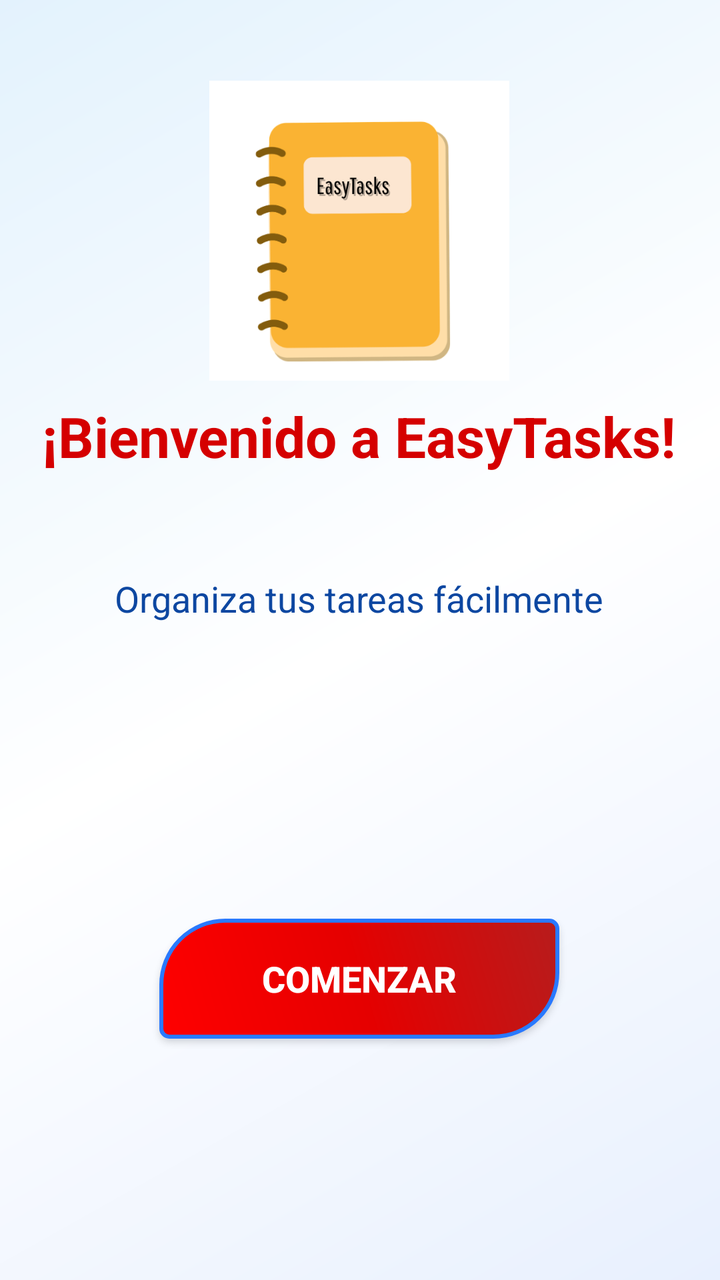
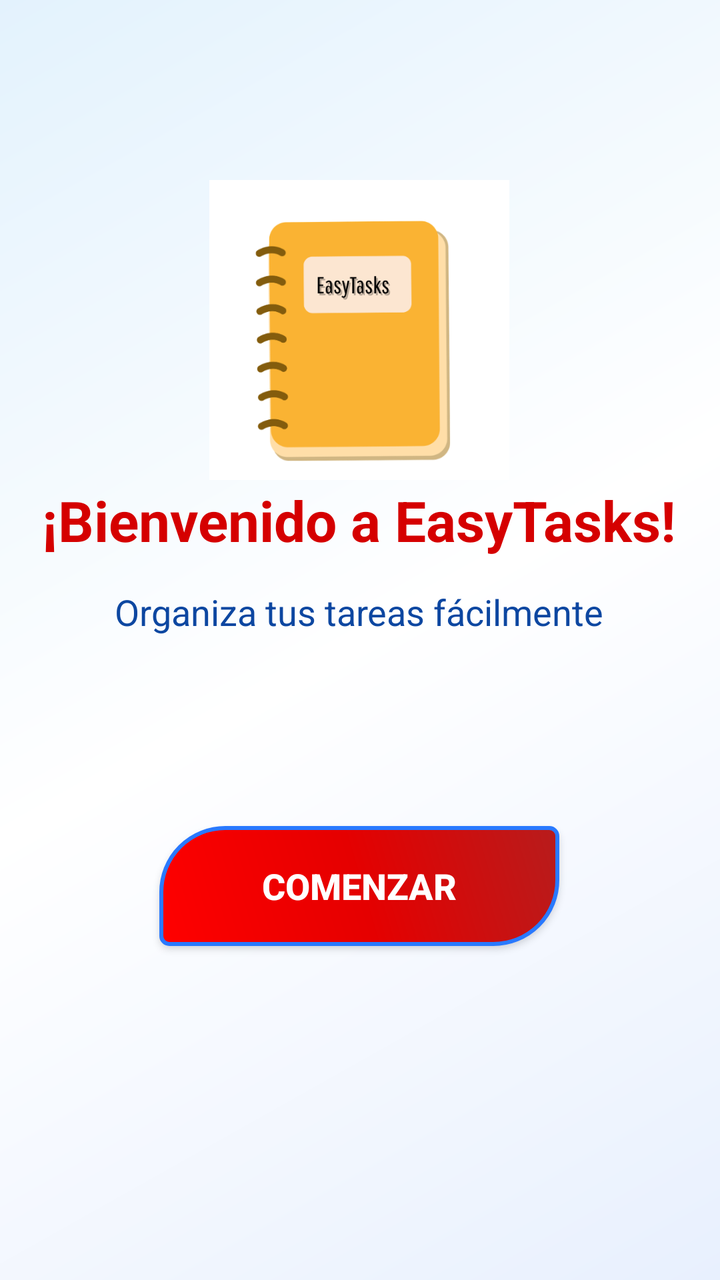

Before-and-after screenshots of an Android layout around one commit, followed by the original layout XML and the change that was made.
<!-- AndroidManifest.xml: application theme Theme.MyApplication -->
<!-- res/layout/activity_main.xml -->
<?xml version="1.0" encoding="utf-8"?>
<androidx.constraintlayout.widget.ConstraintLayout
    xmlns:android="http://schemas.android.com/apk/res/android"
    xmlns:app="http://schemas.android.com/apk/res-auto"
    xmlns:tools="http://schemas.android.com/tools"
    android:id="@+id/main"
    android:layout_width="match_parent"
    android:layout_height="match_parent"
    android:background="@drawable/bg_frutiger_main"
    tools:context=".MainActivity">

    <ImageView
        android:id="@+id/imgLogoBienvenida"
        android:layout_width="150dp"
        android:layout_height="150dp"
        android:src="@drawable/uad"
        app:layout_constraintBottom_toBottomOf="parent"
        app:layout_constraintEnd_toEndOf="parent"
        app:layout_constraintHorizontal_bias="0.498"
        app:layout_constraintStart_toStartOf="parent"
        app:layout_constraintTop_toTopOf="parent"
        app:layout_constraintVertical_bias="0.082" />

    <TextView
        android:id="@+id/tvTituloBienvenida"
        android:layout_width="wrap_content"
        android:layout_height="wrap_content"
        android:layout_marginTop="32dp"
        android:text="¡Bienvenido a EasyTasks!"
        android:textColor="#D50000"
        android:textSize="28sp"
        android:textStyle="bold"
        app:layout_constraintBottom_toBottomOf="parent"
        app:layout_constraintEnd_toEndOf="parent"
        app:layout_constraintHorizontal_bias="0.494"
        app:layout_constraintStart_toStartOf="parent"
        app:layout_constraintTop_toTopOf="parent"
        app:layout_constraintVertical_bias="0.293" />

    <TextView
        android:id="@+id/tvSubtituloBienvenida"
        android:layout_width="wrap_content"
        android:layout_height="wrap_content"
        android:layout_marginTop="16dp"
        android:text="Organiza tus tareas fácilmente"
        android:textColor="#0D47A1"
        android:textSize="18sp"
        app:layout_constraintBottom_toBottomOf="parent"
        app:layout_constraintEnd_toEndOf="parent"
        app:layout_constraintHorizontal_bias="0.497"
        app:layout_constraintStart_toStartOf="parent"
        app:layout_constraintTop_toTopOf="parent"
        app:layout_constraintVertical_bias="0.452" />

    <Button
        android:id="@+id/btnIngresar"
        android:layout_width="200dp"
        android:layout_height="60dp"
        android:background="@drawable/bg_button_primary"
        android:text="Comenzar"
        android:textColor="#FFFFFF"
        android:textSize="18sp"
        android:textStyle="bold"
        app:layout_constraintBottom_toBottomOf="parent"
        app:layout_constraintEnd_toEndOf="parent"
        app:layout_constraintHorizontal_bias="0.497"
        app:layout_constraintStart_toStartOf="parent"
        app:layout_constraintTop_toTopOf="parent"
        app:layout_constraintVertical_bias="0.792" />

</androidx.constraintlayout.widget.ConstraintLayout>
<!-- resources referenced by this layout -->
<resources>
  <!-- drawable bg_button_primary (drawable) -->
  <?xml version="1.0" encoding="utf-8"?>
  <ripple xmlns:android="http://schemas.android.com/apk/res/android"
      android:color="#80FFFFFF">
      <item>
          <shape android:shape="rectangle">
              
              <gradient
                  android:startColor="#FF0000"
                  android:centerColor="#E50000"
                  android:endColor="#B71C1C"
                  android:angle="45"/>
              <corners
                  android:topLeftRadius="32dp"
                  android:bottomRightRadius="32dp"
                  android:topRightRadius="4dp"
                  android:bottomLeftRadius="4dp"/>
              
              <stroke android:width="2dp" android:color="#2979FF"/>
          </shape>
      </item>
  </ripple>
  <!-- drawable bg_frutiger_main (drawable) -->
  <?xml version="1.0" encoding="utf-8"?>
  <shape xmlns:android="http://schemas.android.com/apk/res/android">
      <gradient
          android:angle="135"
          android:startColor="#E8F0FE"
          android:centerColor="#FFFFFF"
          android:endColor="#E3F2FD"
          android:type="linear" />
  </shape>
  <!-- drawable uad: png bitmap (drawable, 27766 bytes) -->
  <style name="Theme.MyApplication" parent="Base.Theme.MyApplication" />
  <style name="Base.Theme.MyApplication" parent="Theme.Material3.Light.NoActionBar">
          <item name="android:forceDarkAllowed" tools:targetApi="q">false</item>
  
          
          
      </style>
</resources>

<!-- the commit's change to res/layout/activity_main.xml (unified diff, before → after) -->
@@ -19,7 +19,7 @@
         app:layout_constraintHorizontal_bias="0.498"
         app:layout_constraintStart_toStartOf="parent"
         app:layout_constraintTop_toTopOf="parent"
-        app:layout_constraintVertical_bias="0.082" />
+        app:layout_constraintVertical_bias="0.184" />
 
     <TextView
         android:id="@+id/tvTituloBienvenida"
@@ -35,7 +35,7 @@
         app:layout_constraintHorizontal_bias="0.494"
         app:layout_constraintStart_toStartOf="parent"
         app:layout_constraintTop_toTopOf="parent"
-        app:layout_constraintVertical_bias="0.293" />
+        app:layout_constraintVertical_bias="0.367" />
 
     <TextView
         android:id="@+id/tvSubtituloBienvenida"
@@ -50,7 +50,7 @@
         app:layout_constraintHorizontal_bias="0.497"
         app:layout_constraintStart_toStartOf="parent"
         app:layout_constraintTop_toTopOf="parent"
-        app:layout_constraintVertical_bias="0.452" />
+        app:layout_constraintVertical_bias="0.463" />
 
     <Button
         android:id="@+id/btnIngresar"
@@ -66,6 +66,6 @@
         app:layout_constraintHorizontal_bias="0.497"
         app:layout_constraintStart_toStartOf="parent"
         app:layout_constraintTop_toTopOf="parent"
-        app:layout_constraintVertical_bias="0.792" />
+        app:layout_constraintVertical_bias="0.712" />
 
 </androidx.constraintlayout.widget.ConstraintLayout>
